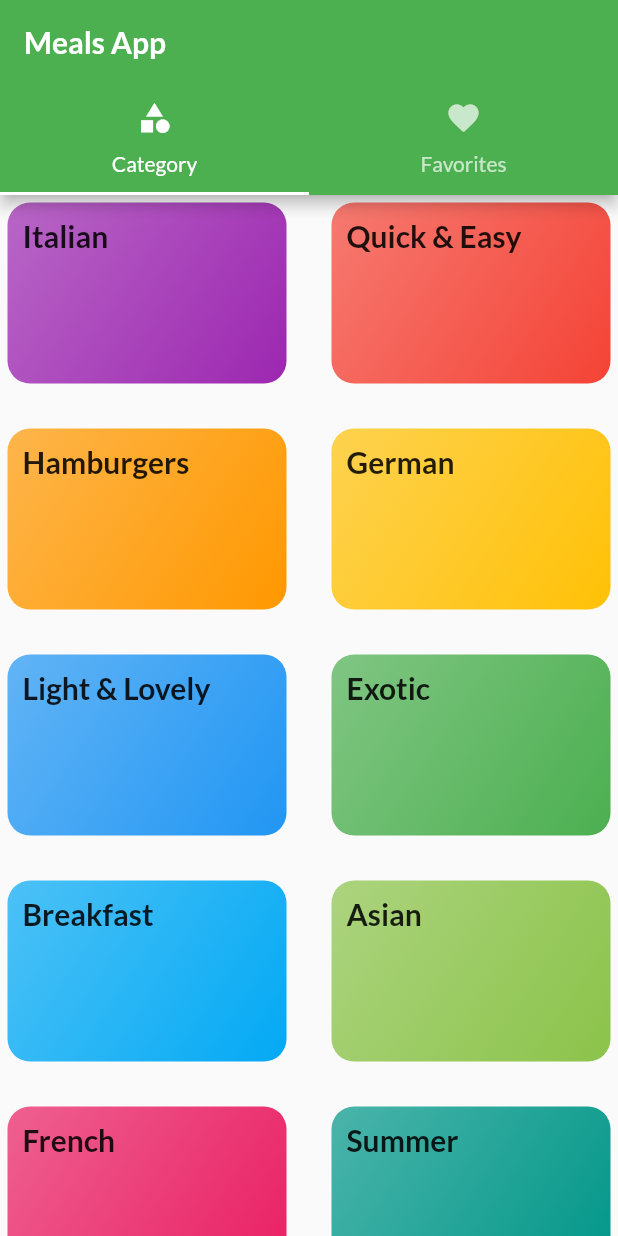
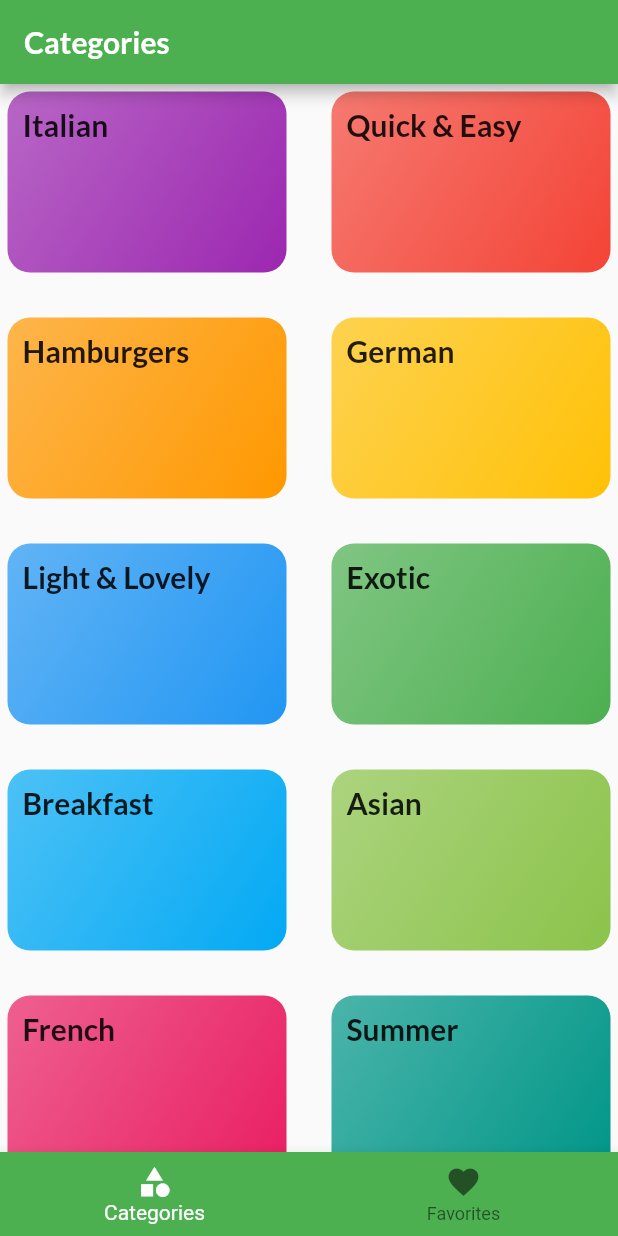
Before and after one commit to Aravindh1505/Flutter-Core, a Flutter app: the screen it shows after launch, on a phone screen of 412 x 824 dp. Run offline on Flutter 3.47's test engine with Material 2 defaults, Android fonts, the phone set to English and light mode, and no system bars; our stand-ins replace google_fonts.

```diff
--- a/lib/screens/tabs_screen.dart
+++ b/lib/screens/tabs_screen.dart
@@ -11,32 +11,45 @@ class TabsScreen extends StatefulWidget {
 }
 
 class _TabsScreenState extends State<TabsScreen> {
+  final List<Map<String, Object>> _pages = [
+    {
+      'page': const CategoriesScreen(),
+      'title': 'Categories',
+    },
+    {
+      'page': const FavoriteScreen(),
+      'title': 'Favorites',
+    }
+  ];
+
+  int _selectedIndex = 0;
+
+  void selectedItem(int index) {
+    setState(() {
+      _selectedIndex = index;
+    });
+  }
+
   @override
   Widget build(BuildContext context) {
-    return DefaultTabController(
-        length: 2,
-        child: Scaffold(
-          appBar: AppBar(
-            title: const Text('Meals App'),
-            bottom: const TabBar(
-              tabs: [
-                Tab(
-                  icon: Icon(Icons.category),
-                  text: 'Category',
-                ),
-                Tab(
-                  icon: Icon(Icons.favorite),
-                  text: 'Favorites',
-                ),
-              ],
-            ),
-          ),
-          body: const TabBarView(
-            children: [
-              CategoriesScreen(),
-              FavoriteScreen(),
-            ],
-          ),
-        ));
+    return Scaffold(
+      appBar: AppBar(
+        title: Text(_pages[_selectedIndex]['title'] as String),
+      ),
+      body: _pages[_selectedIndex]['page'] as Widget,
+      bottomNavigationBar: BottomNavigationBar(
+        backgroundColor: Theme.of(context).primaryColor,
+        selectedItemColor: Colors.white,
+        unselectedItemColor: Colors.black54,
+        currentIndex: _selectedIndex,
+        onTap: selectedItem,
+        items: [
+          BottomNavigationBarItem(
+              icon: Icon(Icons.category), label: _pages[0]['title'] as String),
+          BottomNavigationBarItem(
+              icon: Icon(Icons.favorite), label: _pages[1]['title'] as String),
+        ],
+      ),
+    );
   }
 }
```
